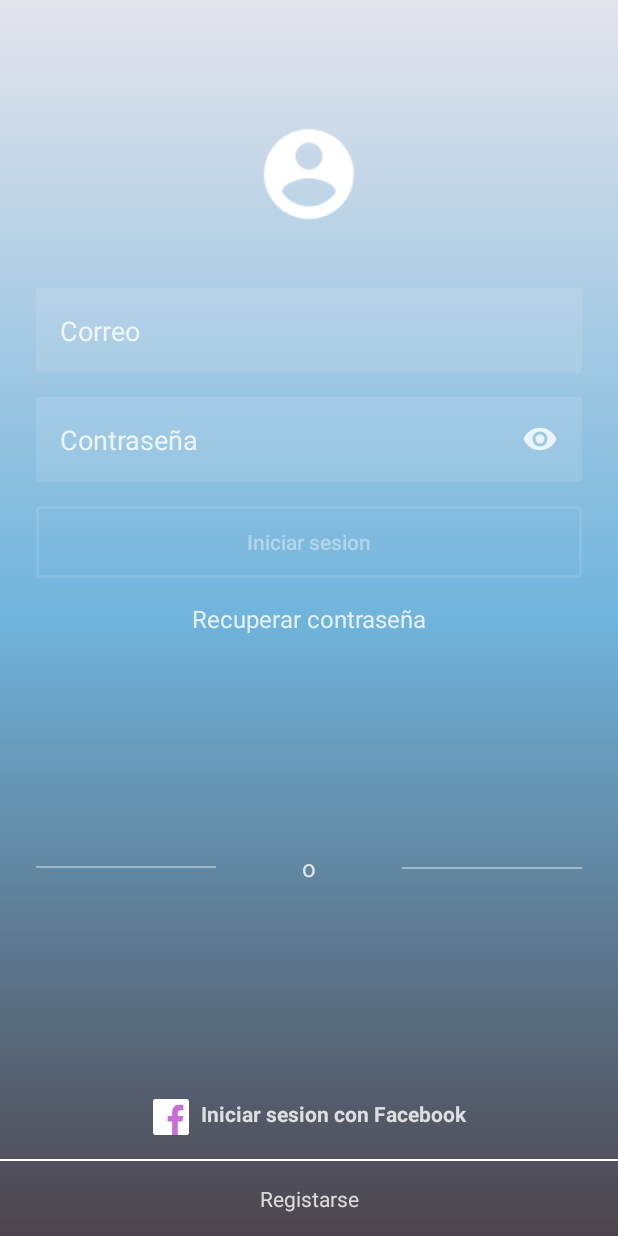
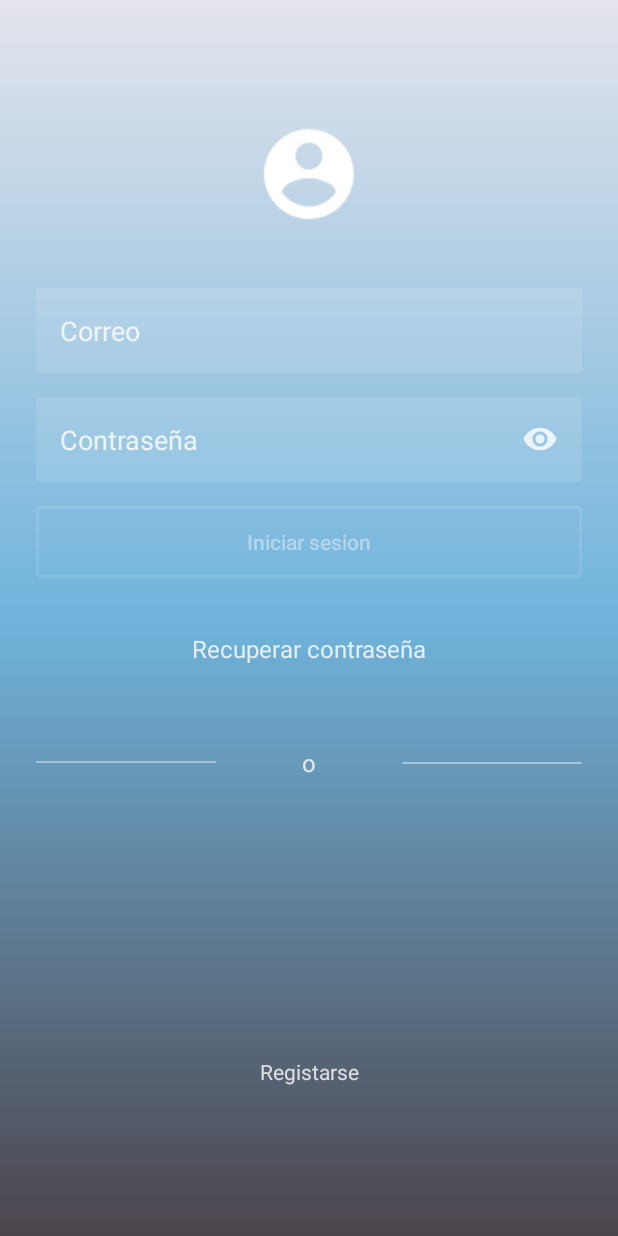
Before and after one commit to Dany3010/Feria_Universidades, an Android app: the layout activity_login.xml on its own in the app's theme, with its tools: preview values and no code run, on a phone screen of 412 x 824 dp. Run offline under Robolectric (Android 15) with nearby library versions, the phone set to English and light mode, and no system bars.

Commit message:
Login full v1

```diff
--- a/app/build.gradle
+++ b/app/build.gradle
@@ -25,6 +25,7 @@ android {
 dependencies {
     implementation fileTree(dir: "libs", include: ["*.jar"])
     implementation 'androidx.appcompat:appcompat:1.2.0'
+    implementation 'com.android.volley:volley:1.1.0'
     implementation 'androidx.constraintlayout:constraintlayout:2.0.1'
     implementation 'com.google.android.material:material:1.2.1'
     implementation 'androidx.navigation:navigation-fragment:2.3.1'
--- a/app/src/main/java/com/example/feria_universidades/SplashActivity.java
+++ b/app/src/main/java/com/example/feria_universidades/SplashActivity.java
@@ -22,7 +22,7 @@ public class SplashActivity extends AppCompatActivity {
 
 
 
-                Intent intent=new Intent(SplashActivity.this, Feria_universitaria.class);
+                Intent intent=new Intent(SplashActivity.this, PresentacionActivity.class);
                 startActivity(intent);
 
 
--- a/app/src/main/res/layout/login_fragment.xml
+++ b/app/src/main/res/layout/activity_login.xml
@@ -5,7 +5,8 @@
     android:layout_width="match_parent"
     android:layout_height="match_parent"
     android:background="@drawable/bg_login"
-    tools:context="com.example.feria_universidades.ui.login.login">
+    tools:context=".Login">
+
 
 
 
@@ -47,6 +48,7 @@
         android:textColor="#FFFFFF"
         android:textColorHint="@color/login_form_details"
         app:layout_constraintEnd_toStartOf="@id/guideline_right"
+        app:layout_constraintHorizontal_bias="0.631"
         app:layout_constraintStart_toStartOf="@id/guideline_left"
         app:layout_constraintTop_toBottomOf="@+id/icon" />
 
@@ -83,7 +85,7 @@
         android:id="@+id/forgot_password"
         android:layout_width="wrap_content"
         android:layout_height="wrap_content"
-        android:layout_marginTop="16dp"
+        android:layout_marginTop="36dp"
         android:text="@string/don_t_remember_password"
         android:textColor="@color/login_form_details"
         android:textSize="16sp"
@@ -91,48 +93,26 @@
         app:layout_constraintStart_toStartOf="@id/guideline_left"
         app:layout_constraintTop_toBottomOf="@id/btn_login" />
 
-    <View
-        android:id="@+id/footer_line"
-        android:layout_width="0dp"
-        android:layout_height="1dp"
-        android:layout_marginBottom="50dp"
-        android:background="#fff"
-        app:layout_constraintBottom_toBottomOf="parent" />
-
     <TextView
         android:layout_width="wrap_content"
         android:layout_height="wrap_content"
+        android:layout_marginBottom="100dp"
         android:text="@string/dont_have_an_account"
         android:textColor="@color/login_form_details"
         app:layout_constraintBottom_toBottomOf="parent"
         app:layout_constraintEnd_toEndOf="parent"
-        app:layout_constraintStart_toStartOf="parent"
-        app:layout_constraintTop_toBottomOf="@id/footer_line" />
-
-    <TextView
-        android:id="@+id/facebook_login"
-        android:layout_width="wrap_content"
-        android:layout_height="wrap_content"
-        android:layout_marginBottom="16dp"
-        android:drawablePadding="8dp"
-        android:drawableStart="@drawable/ic_if_square_facebook"
-        android:text="@string/sign_in_with_facebook"
-        android:textColor="@color/login_form_details"
-        android:textStyle="bold"
-        app:layout_constraintBottom_toTopOf="@id/footer_line"
-        app:layout_constraintEnd_toStartOf="@id/guideline_right"
-        app:layout_constraintStart_toStartOf="@id/guideline_left" />
+        app:layout_constraintStart_toStartOf="parent" />
 
     <View
         android:id="@+id/line1"
         android:layout_width="120dp"
         android:layout_height="1dp"
+        android:layout_marginTop="64dp"
         android:background="@color/login_form_details_medium"
+        app:layout_constraintEnd_toStartOf="@+id/or"
+        app:layout_constraintHorizontal_chainStyle="spread_inside"
         app:layout_constraintStart_toStartOf="@id/guideline_left"
-        app:layout_constraintTop_toBottomOf="@+id/forgot_password"
-        app:layout_constraintBottom_toTopOf="@+id/facebook_login"
-        app:layout_constraintHorizontal_chainStyle="spread_inside"
-        app:layout_constraintEnd_toStartOf="@+id/or"/>
+        app:layout_constraintTop_toBottomOf="@+id/forgot_password" />
 
     <TextView
         android:id="@+id/or"
@@ -155,5 +135,4 @@
         app:layout_constraintEnd_toEndOf="@id/guideline_right"
         app:layout_constraintStart_toEndOf="@+id/or"
         app:layout_constraintTop_toTopOf="@+id/or" />
-
 </androidx.constraintlayout.widget.ConstraintLayout>
--- a/app/src/main/res/navigation/mobile_navigation.xml
+++ b/app/src/main/res/navigation/mobile_navigation.xml
@@ -25,7 +25,7 @@
 
     <fragment
         android:id="@+id/navigation_login"
-        android:name="com.example.feria_universidades.ui.login.login"
+        android:name="com.example.feria_universidades.ui.profile.profile"
         android:label="Usuario"
-        tools:layout="@layout/login_fragment" />
+        tools:layout="@layout/profile_fragment" />
 </navigation>
```
Also changed, not shown: app/src/main/AndroidManifest.xml (+10 -4 lines), app/src/main/java/com/example/feria_universidades/Login.java (added, +98 -0 lines), app/src/main/java/com/example/feria_universidades/PresentacionActivity.java (added, +38 -0 lines), app/src/main/java/com/example/feria_universidades/ui/login/LoginViewModel.java (deleted, +0 -7 lines), app/src/main/java/com/example/feria_universidades/ui/login/login.java (deleted, +0 -38 lines), app/src/main/java/com/example/feria_universidades/ui/profile/ProfileViewModel.java (added, +20 -0 lines), app/src/main/java/com/example/feria_universidades/ui/profile/profile.java (added, +70 -0 lines), app/src/main/res/layout/activity_presentacion.xml (added, +22 -0 lines), app/src/main/res/layout/fragment_notifications.xml (+0 -35 lines), app/src/main/res/layout/profile_fragment.xml (added, +25 -0 lines).
